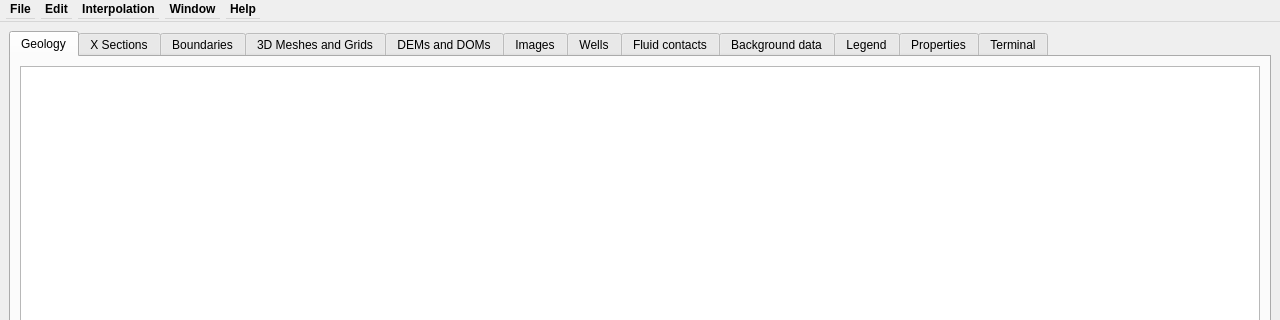
Qt form gui/project_window.ui (gecos-lab/PZero) before a commit; both pictures show x 0 to 1280 and y 0 to 320 of the 1280 by 800 pixel window.
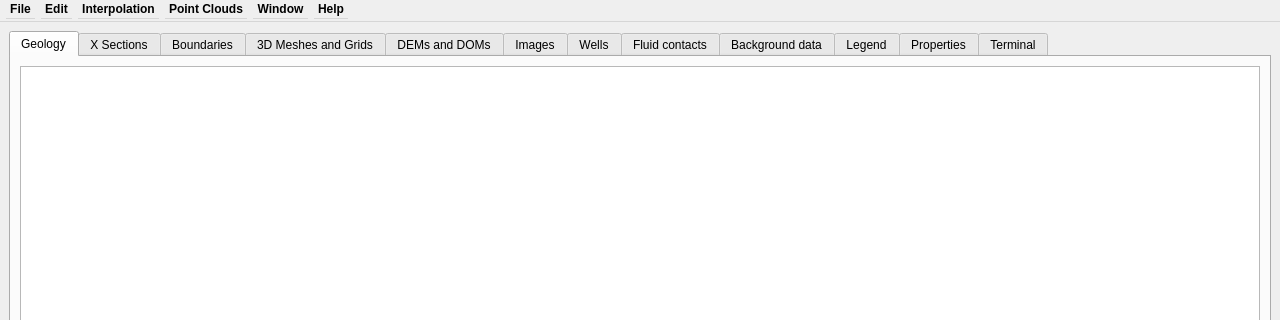
The same form after that commit.

Commit message: developing new GUI - project_window review completed

Diff of the .ui file:
```diff
--- a/gui/project_window.ui
+++ b/gui/project_window.ui
@@ -746,9 +746,17 @@
     <addaction name="actionProject2DEM"/>
     <addaction name="actionSplitSurf"/>
    </widget>
+   <widget class="QMenu" name="menuPoint_cloud">
+    <property name="title">
+     <string>Point Clouds</string>
+    </property>
+    <addaction name="actionBuildOctree"/>
+    <addaction name="actionDecimatePointCloud"/>
+   </widget>
    <addaction name="menuFile"/>
    <addaction name="menuEdit"/>
    <addaction name="menuInterpolation_tools"/>
+   <addaction name="menuPoint_cloud"/>
    <addaction name="menuWindow"/>
    <addaction name="menuHelp"/>
   </widget>
```
Left out of the diff: 22 changed lines with no effect on the pictures. The commit also changes 5 other files.
